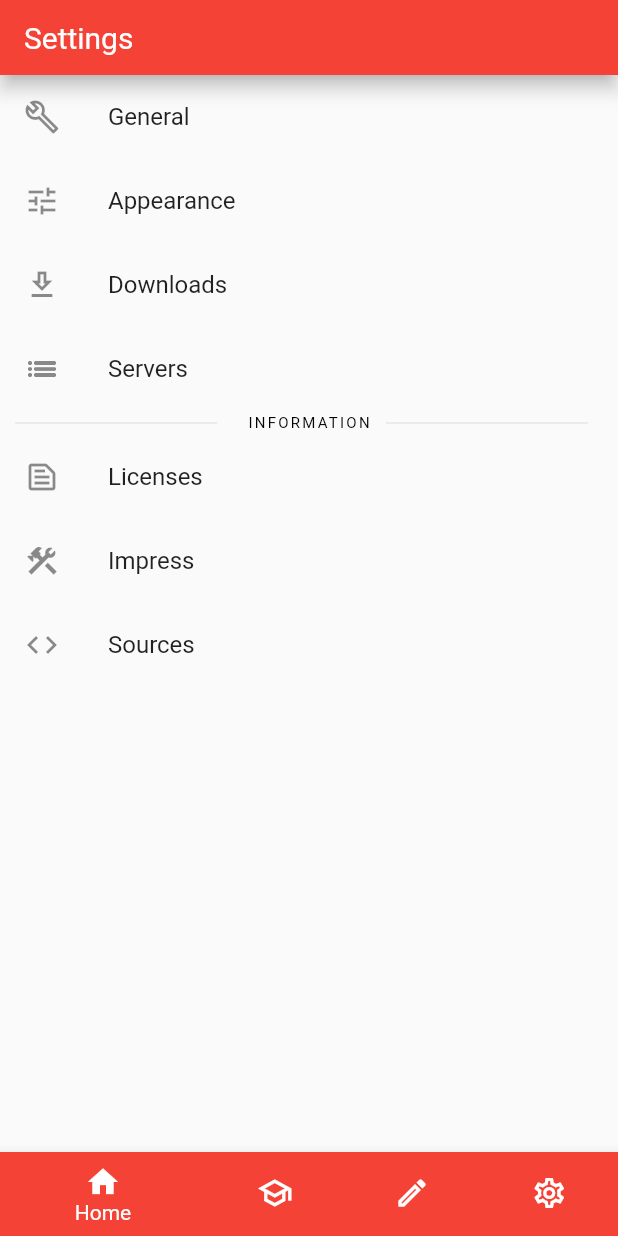
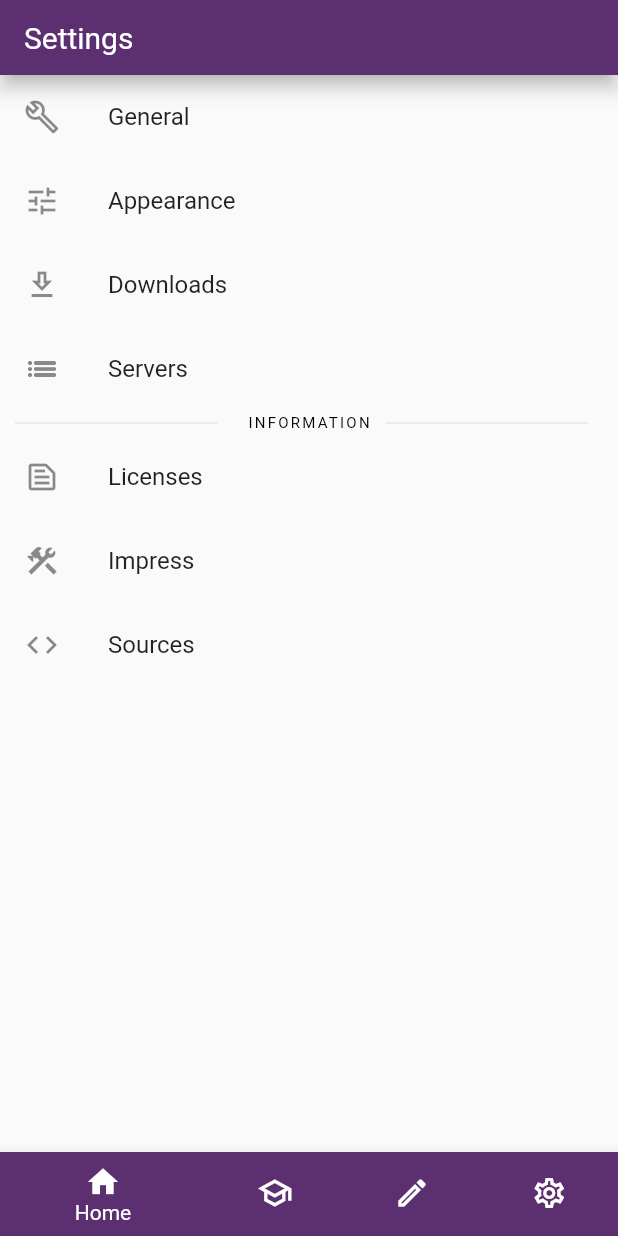
Before and after one commit to LinwoodDev/dev_doctor, a Flutter app: the screen it shows after launch, item 4 of the bottom bar chosen, on a phone screen of 412 x 824 dp. Run offline on Flutter 3.47's test engine with Material 2 defaults, Android fonts, the phone set to English and light mode, and no system bars; our stand-ins replace flutter_modular, flutter_svg, hive, hive_flutter, yaml; missing offline and left inert: enum_to_string; accounts and stored records are empty; network calls fail.

Commit message:
add new theme

```diff
--- a/lib/app_widget.dart
+++ b/lib/app_widget.dart
@@ -2,6 +2,7 @@ import 'package:dev_doctor/app_module.dart';
 import 'package:flutter/material.dart';
 import 'package:flutter_localizations/flutter_localizations.dart';
 import 'package:flutter_modular/flutter_modular.dart';
+import 'theme.dart' as theme;
 
 import 'generated/l10n.dart';
 
@@ -24,7 +25,6 @@ class AppWidget extends StatelessWidget {
       themeMode: ThemeMode.light,
       debugShowCheckedModeBanner: false,
       theme: ThemeData(
-        fontFamily: "Roboto",
           // This is the theme of your application.
           //
           // Try running your application with "flutter run". You'll see the
@@ -38,8 +38,13 @@ class AppWidget extends StatelessWidget {
             color: Colors.white,
             iconTheme: IconThemeData(color: Colors.black87),
             textTheme: Theme.of(context).textTheme.merge(Typography.material2018().black).apply()), */
-        primarySwatch: Colors.red,
-      ),
+          primarySwatch: theme.mdcPrimarySwatch,
+          primaryColor: theme.mdcThemePrimary,
+          accentColor: theme.mdcThemeSecondary,
+          // This makes the visual density adapt to the platform that you run
+          // the app on. For desktop platforms, the controls will be smaller and
+          // closer together (more dense) than on mobile platforms.
+          visualDensity: VisualDensity.adaptivePlatformDensity),
       home: MyHomePage(),
     ).modular();
   }
--- a/lib/courses/home.dart
+++ b/lib/courses/home.dart
@@ -1,3 +1,4 @@
+import 'package:dev_doctor/course/home.dart';
 import 'package:dev_doctor/models/course.dart';
 import 'package:dev_doctor/models/server.dart';
 import 'package:dev_doctor/widgets/appbar.dart';
@@ -36,6 +37,8 @@ class _CoursesPageState extends State<CoursesPage> {
                     return ListTile(
                       title: Text(current.name),
                       subtitle: Text(current.description),
+                      onTap: () => Navigator.of(context)
+                          .push(MaterialPageRoute(builder: (context) => CoursePage())),
                       leading: current.icon?.isEmpty ?? true
                           ? null
                           : UniversalImage(type: current.icon, url: current.url + "/icon"),
--- /dev/null
+++ b/lib/theme.dart
@@ -0,0 +1,26 @@
+import 'dart:ui';
+
+import 'package:flutter/material.dart';
+
+final mdcThemePrimary = Color(0xFF5c3070);
+const mdcThemeOnPrimary = Color(0xFFffffff);
+const mdcThemeSecondary = Color(0xFF304470);
+const mdcThemeOnSecondary = Color(0xFF000000);
+const mdcThemeError = Color(0xFFb00020);
+const mdcThemeOnError = Color(0xFFffffff);
+const mdcThemeSurface = Color(0xFFffffff);
+const mdcThemeOnSurface = Color(0xFF000000);
+const mdcThemeBackground = Color(0xFFffffff);
+final mdcTypographyFontFamily = "BellotaText";
+final mdcPrimarySwatch = MaterialColor(mdcThemePrimary.value, {
+  50: mdcThemePrimary.withOpacity(.1),
+  100: mdcThemePrimary.withOpacity(.2),
+  200: mdcThemePrimary.withOpacity(.3),
+  300: mdcThemePrimary.withOpacity(.4),
+  400: mdcThemePrimary.withOpacity(.5),
+  500: mdcThemePrimary.withOpacity(.6),
+  600: mdcThemePrimary.withOpacity(.7),
+  700: mdcThemePrimary.withOpacity(.8),
+  800: mdcThemePrimary.withOpacity(.9),
+  900: mdcThemePrimary.withOpacity(1),
+});
```
Also changed, not shown: lib/course/home.dart (added, +124 -0 lines). Lines whose indentation alone changed are shown as unchanged.
